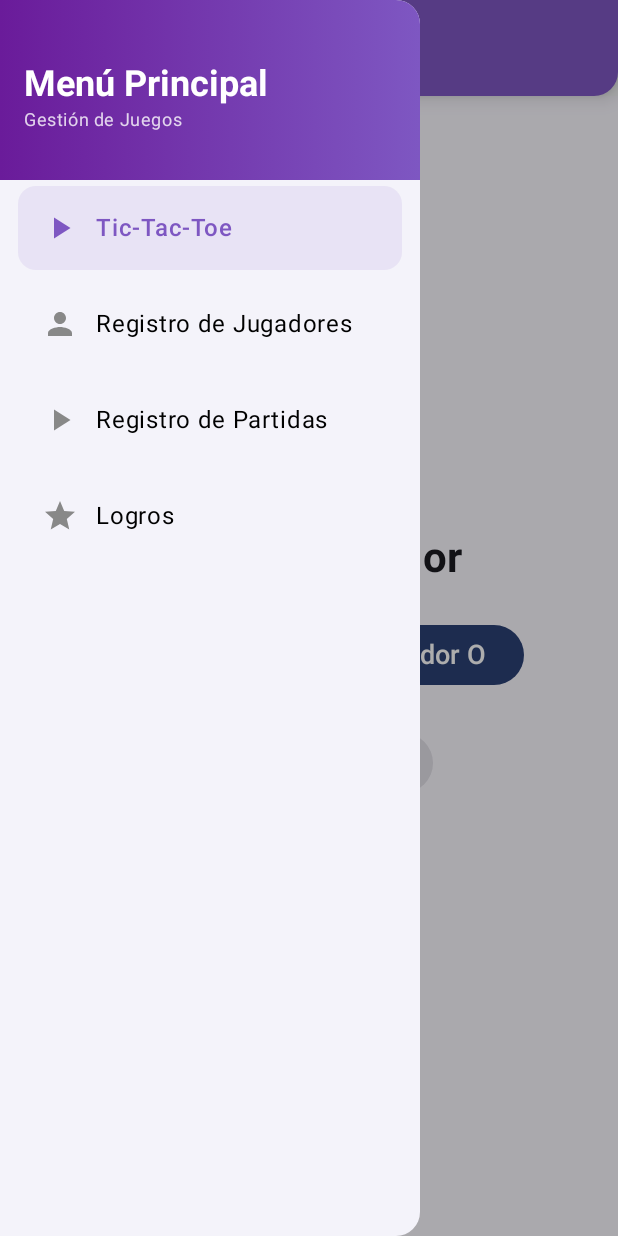
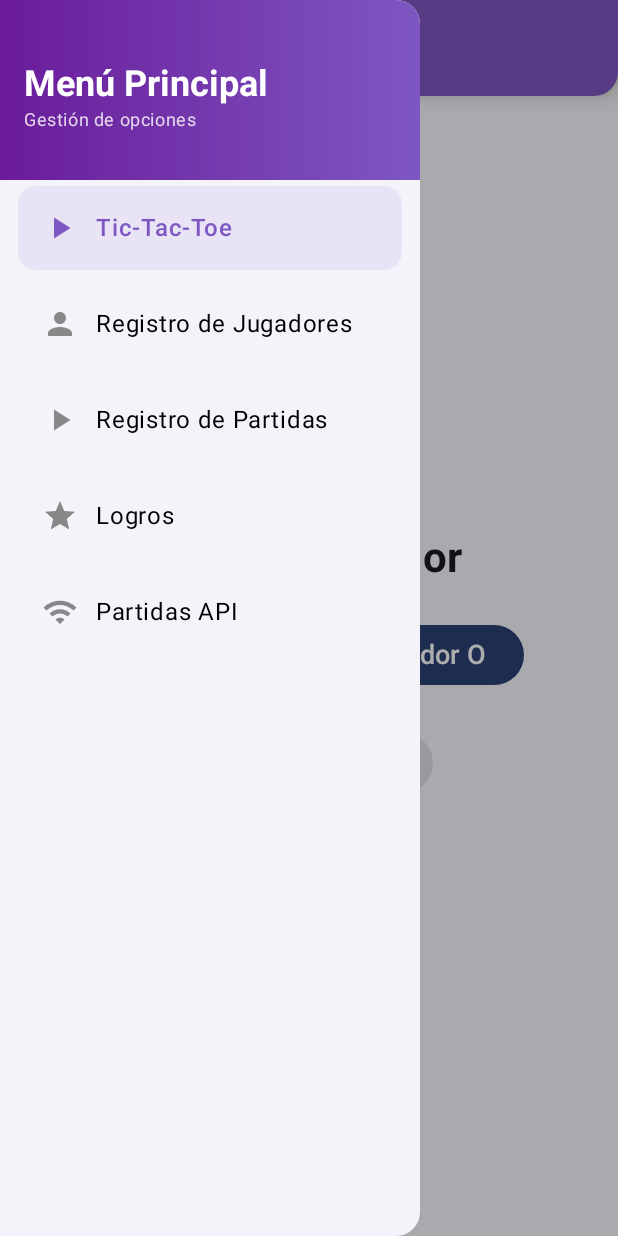
Before and after one commit to Raven7922sd/RegistroJugadoresJohanReinosoAp2, an Android app built with Jetpack Compose: the screen it shows after launch (MainActivity), after a tap on "Menú", on a phone screen of 412 x 824 dp. Run offline under Robolectric (Android 15) with nearby library versions, the phone set to English and light mode, and no system bars; our stand-ins replace Dagger/Hilt's generated code, Room's generated code; libraries missing offline, so code that uses them is left out: edu.ucne.registrojugadores; 2 statements that could not run were skipped.

Commit message:
Main actualizado para mostrar el menú de la api

```diff
--- a/app/src/main/java/com/example/registrojugadoresjohanreinosoap2/MainActivity.kt
+++ b/app/src/main/java/com/example/registrojugadoresjohanreinosoap2/MainActivity.kt
@@ -16,6 +16,7 @@ import androidx.compose.material.icons.filled.Menu
 import androidx.compose.material.icons.filled.Person
 import androidx.compose.material.icons.filled.PlayArrow
 import androidx.compose.material.icons.filled.Star
+import androidx.compose.material.icons.filled.Wifi
 import androidx.compose.material3.*
 import androidx.compose.runtime.*
 import androidx.compose.ui.Alignment
@@ -30,14 +31,18 @@ import androidx.compose.ui.unit.dp
 import androidx.compose.ui.unit.sp
 import androidx.hilt.navigation.compose.hiltViewModel
 import androidx.lifecycle.compose.collectAsStateWithLifecycle
+import androidx.navigation.NavType
 import androidx.navigation.compose.NavHost
 import androidx.navigation.compose.composable
 import androidx.navigation.compose.rememberNavController
+import androidx.navigation.navArgument
 import com.example.registrojugadoresjohanreinosoap2.presentation.Players.edit.EditPlayerScreen
 import com.example.registrojugadoresjohanreinosoap2.presentation.gamePresentation.edit.EditGameScreen
 import com.example.registrojugadoresjohanreinosoap2.presentation.gamePresentation.list.GameListScreen
 import com.example.registrojugadoresjohanreinosoap2.presentation.Players.list.ListPlayerViewModel
 import com.example.registrojugadoresjohanreinosoap2.presentation.Players.list.PlayerListScreen
+import com.example.registrojugadoresjohanreinosoap2.presentation.apiPresentation.ApiGameScreen
+import com.example.registrojugadoresjohanreinosoap2.presentation.apiPresentation.list.ListPartidaApiScreen
 import com.example.registrojugadoresjohanreinosoap2.presentation.gamePresentation.GameScreen
 import com.example.registrojugadoresjohanreinosoap2.ui.theme.RegistroJugadoresJohanReinosoAp2Theme
 import dagger.hilt.android.AndroidEntryPoint
@@ -112,6 +117,17 @@ class MainActivity : ComponentActivity() {
                                         }
                                     )
                                 }
+                                item {
+                                    DrawerMenuItem(
+                                        icon = Icons.Filled.Wifi,
+                                        title = "Partidas API",
+                                        isSelected = navController.currentDestination?.route == "apiPartidaList",
+                                        onClick = {
+                                            navController.navigate("apiPartidaList")
+                                            scope.launch { drawerState.close() }
+                                        }
+                                    )
+                                }
                             }
                         }
                     }
@@ -181,14 +197,15 @@ class MainActivity : ComponentActivity() {
                                             navController.navigate("playerList")
                                         },
                                         onNavigateToGame = {
-                                            navController.navigate("gameScreen")
+                                            navController.navigate("tictactoeGame")
                                         },
-                                        onContinueGame = { GameId ->
-                                            navController.navigate("gameScreen/$GameId")
+                                        onContinueGame = { gameId ->
+                                            navController.navigate("localGameScreen/$gameId")
                                         },
                                         onOpenDrawer = {
                                             scope.launch { drawerState.open() }
-                                        })
+                                        }
+                                    )
                                 }
 
                                 composable("tictactoeGame") {
@@ -196,7 +213,6 @@ class MainActivity : ComponentActivity() {
                                         viewModel = hiltViewModel()
                                     )
                                 }
-
 
                                 composable("editGame/{id}") { backStackEntry ->
                                     val id = backStackEntry.arguments?.getString("id")
@@ -207,11 +223,15 @@ class MainActivity : ComponentActivity() {
                                     )
                                 }
 
-
-                                composable("gameScreen/{partidaId}") { backStackEntry ->
-                                    val partidaId = backStackEntry.arguments?.getString("partidaId")?.toIntOrNull()
+                                composable(
+                                    route = "localGameScreen/{gameId}",
+                                    arguments = listOf(navArgument("gameId") {
+                                        type = NavType.IntType
+                                    })
+                                ) { backStackEntry ->
+                                    val gameId = backStackEntry.arguments?.getInt("gameId")
                                     GameScreen(
-                                        partidaId = partidaId
+                                        viewModel = hiltViewModel()
                                     )
                                 }
 
@@ -232,6 +252,37 @@ class MainActivity : ComponentActivity() {
                                         logroId = logroId,
                                         onSaveComplete = { navController.popBackStack() },
                                         onDeleteComplete = { navController.popBackStack() }
+                                    )
+                                }
+
+                                composable("apiPartidaList") {
+                                    ListPartidaApiScreen(
+                                        onNavigateToCreate = {
+                                            navController.navigate("apiGameScreen")
+                                        },
+                                        onNavigateToGame = { partidaId ->
+                                            navController.navigate("apiGameScreen/$partidaId")
+                                        }
+                                    )
+                                }
+
+                                composable("apiGameScreen") {
+                                    ApiGameScreen(
+                                        partidaId = null,
+                                        onNavigateBack = { navController.popBackStack() }
+                                    )
+                                }
+
+                                composable(
+                                    route = "apiGameScreen/{partidaId}",
+                                    arguments = listOf(navArgument("partidaId") {
+                                        type = NavType.IntType
+                                    })
+                                ) { backStackEntry ->
+                                    val partidaId = backStackEntry.arguments?.getInt("partidaId")
+                                    ApiGameScreen(
+                                        partidaId = partidaId,
+                                        onNavigateBack = { navController.popBackStack() }
                                     )
                                 }
                             }
@@ -272,13 +323,11 @@ private fun DrawerHeader() {
                 fontWeight = FontWeight.Bold
             )
             Text(
-                text = "Gestión de Juegos",
+                text = "Gestión de opciones",
                 color = Color.White.copy(alpha = 0.8f),
                 style = MaterialTheme.typography.bodySmall
             )
         }
-
-
     }
 }
 
```
